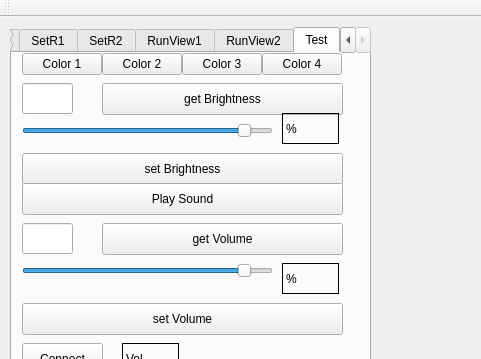
Before: the Qt Designer form mainwindow.ui in exanoelect/radarScan, drawn with Qt 5; both pictures show x 0 to 481 and y 0 to 359 of the 889 by 545 pixel window.
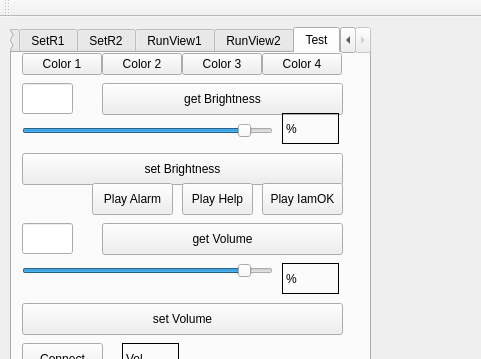
After: the same form once the commit is applied. The open tabs and pages were chosen to show the change. Custom widgets are drawn as their Qt base class.

Commit message:
sound req thread
sound req thread

```diff
--- a/mainwindow.ui
+++ b/mainwindow.ui
@@ -1693,9 +1693,9 @@
      <widget class="QPushButton" name="btnPlaySound">
       <property name="geometry">
        <rect>
-        <x>10</x>
+        <x>80</x>
         <y>130</y>
-        <width>321</width>
+        <width>81</width>
         <height>32</height>
        </rect>
       </property>
@@ -1703,7 +1703,7 @@
        <string notr="true"/>
       </property>
       <property name="text">
-       <string>Play Sound</string>
+       <string>Play Alarm</string>
       </property>
      </widget>
      <widget class="QLineEdit" name="leVol">
@@ -1860,6 +1860,38 @@
        <string>Fall</string>
       </property>
      </widget>
+     <widget class="QPushButton" name="btnPlayHelp">
+      <property name="geometry">
+       <rect>
+        <x>170</x>
+        <y>130</y>
+        <width>71</width>
+        <height>32</height>
+       </rect>
+      </property>
+      <property name="styleSheet">
+       <string notr="true"/>
+      </property>
+      <property name="text">
+       <string>Play Help</string>
+      </property>
+     </widget>
+     <widget class="QPushButton" name="btnPlayIamOK">
+      <property name="geometry">
+       <rect>
+        <x>250</x>
+        <y>130</y>
+        <width>81</width>
+        <height>32</height>
+       </rect>
+      </property>
+      <property name="styleSheet">
+       <string notr="true"/>
+      </property>
+      <property name="text">
+       <string>Play IamOK</string>
+      </property>
+     </widget>
     </widget>
    </widget>
    <widget class="QCustomPlot" name="plotRadar" native="true">
```
Left out of the diff: 2 changed lines with no effect on the pictures. The commit also changes 49 other files.
